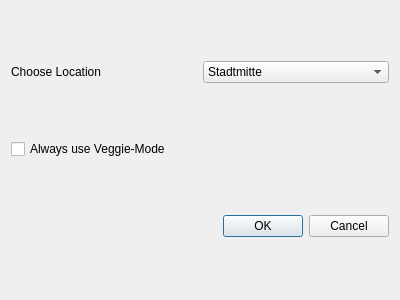
The window that settingsdialog.ui (googl1/TUDAMaensa) describes before a commit, drawn with Qt 5.
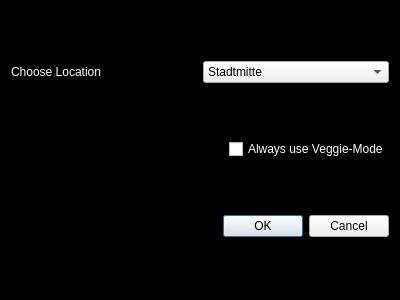
The same window after the commit.

Diff of the .ui file:
```diff
--- a/settingsdialog.ui
+++ b/settingsdialog.ui
@@ -13,6 +13,13 @@
   <property name="windowTitle">
    <string>Settings</string>
   </property>
+  <property name="styleSheet">
+   <string notr="true">QDialog { background-color: black; border: none; color: white }
+QCheckBox { color: white }
+QLabel { background-color: black; border: none; color: white }
+QDialogButtonBox { background-color: black; border: none; color: white }
+</string>
+  </property>
   <layout class="QVBoxLayout" name="verticalLayout">
    <item>
     <layout class="QHBoxLayout" name="horizontalLayout">
@@ -55,11 +62,28 @@
     </layout>
    </item>
    <item>
+    <layout class="QHBoxLayout" name="horizontalLayout_2">
+     <item>
+      <spacer name="horizontalSpacer">
+       <property name="orientation">
+        <enum>Qt::Horizontal</enum>
+       </property>
+       <property name="sizeHint" stdset="0">
+        <size>
+         <width>40</width>
+         <height>20</height>
+        </size>
+       </property>
+      </spacer>
+     </item>
+     <item>
     <widget class="QCheckBox" name="VeggieCheckBox">
      <property name="text">
       <string>Always use Veggie-Mode</string>
      </property>
     </widget>
+     </item>
+    </layout>
    </item>
    <item>
     <widget class="QDialogButtonBox" name="buttonBox">
```
Lines whose indentation alone changed are shown as unchanged.
